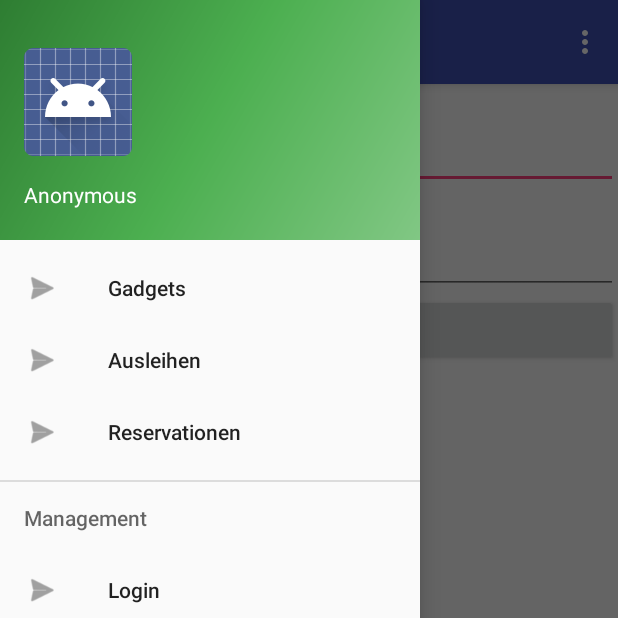
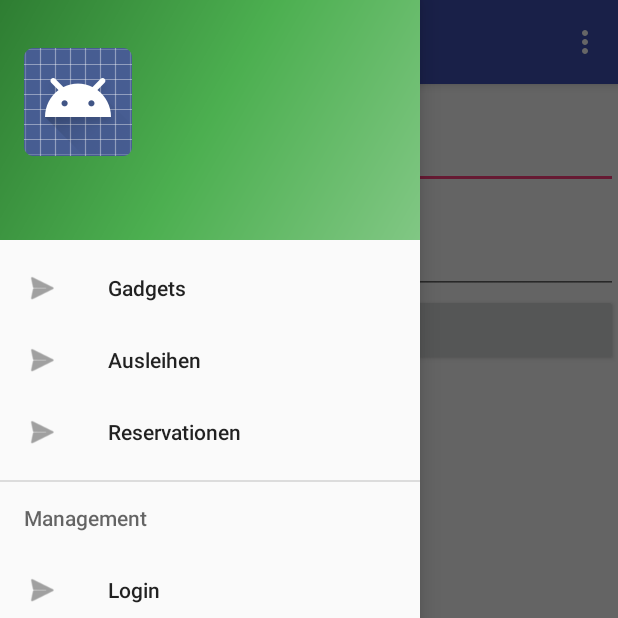
Before and after one commit to celineellenanna/Gadgeothek, an Android app: the screen it shows after launch (MainActivity), with the side drawer open, on a phone screen of 412 x 824 dp, the top half of it. Run offline under Robolectric (Android 15) with nearby library versions, the phone set to English and light mode, and no system bars.

Commit message:
Registrationseingabe abgefangen und Nav-Text angepasst

```diff
--- a/app/src/main/res/layout/nav_header_main.xml
+++ b/app/src/main/res/layout/nav_header_main.xml
@@ -14,11 +14,11 @@
         android:src="@android:drawable/sym_def_app_icon" android:id="@+id/nav_image" />
 
     <TextView android:layout_width="match_parent" android:layout_height="wrap_content"
-        android:paddingTop="@dimen/nav_header_vertical_spacing" android:text="Anonymous"
+        android:paddingTop="@dimen/nav_header_vertical_spacing"
         android:textAppearance="@style/TextAppearance.AppCompat.Body1"
         android:id="@+id/nav_name"/>
 
     <TextView android:layout_width="wrap_content" android:layout_height="wrap_content"
-        android:text="anonymous@example.com" android:id="@+id/nav_mail" />
+        android:id="@+id/nav_mail" />
 
 </LinearLayout>
```
Also changed, not shown: app/src/main/java/coolio/gadgeothek/RegistrationFragment.java (+9 -1 lines).
